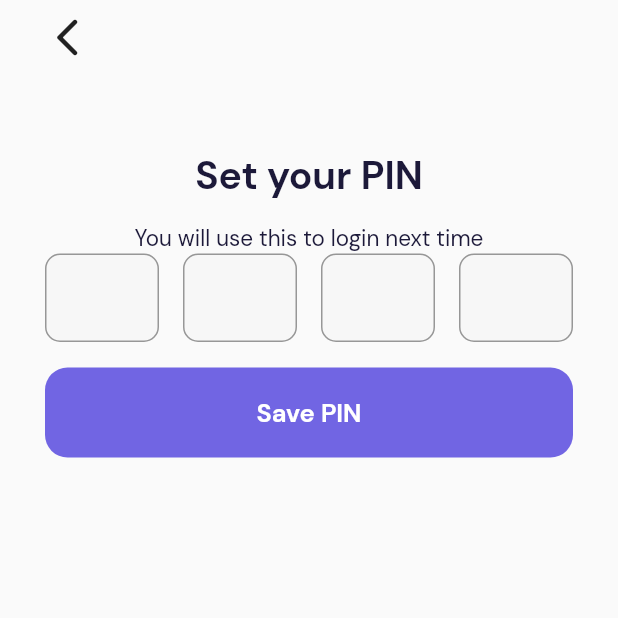
After one commit to Jud-e/bankee, a Flutter app: the Pin screen opened directly, on a phone screen of 412 x 824 dp, the top half of it. The commit adds this screen. Run offline on Flutter 3.47's test engine with Material 2 defaults, Android fonts, the phone set to English and light mode, and no system bars; our stand-ins replace country_picker, hexcolor.

Commit message:
pin.dart

```diff
--- a/lib/onboarding/fingerprint/touch_id.dart
+++ b/lib/onboarding/fingerprint/touch_id.dart
@@ -2,6 +2,7 @@ import 'package:bankee/constants/colors.dart';
 import 'package:bankee/constants/margins.dart';
 import 'package:bankee/constants/text_style.dart';
 import 'package:bankee/onboarding/authentication/sign_in.dart';
+import 'package:bankee/onboarding/otp/pin.dart';
 import 'package:bankee/resuable_widgets/custom_button.dart';
 import 'package:flutter/material.dart';
 
@@ -56,7 +57,14 @@ class Fingerprint extends StatelessWidget {
                         color: purple, text: "Activate Now", function: () {}),
                     yMargin(16),
                     CustomButton(
-                        color: darkgrey, text: "Skip this", function: () {})
+                        color: darkgrey,
+                        text: "Skip this",
+                        function: () {
+                          Navigator.pushReplacement(
+                              context,
+                              MaterialPageRoute(
+                                  builder: (context) => const Pin()));
+                        })
                   ],
                 ),
               )
--- /dev/null
+++ b/lib/onboarding/otp/pin.dart
@@ -0,0 +1,99 @@
+import 'package:bankee/constants/colors.dart';
+import 'package:bankee/constants/margins.dart';
+import 'package:bankee/constants/text_style.dart';
+import 'package:bankee/resuable_widgets/custom_button.dart';
+import 'package:bankee/resuable_widgets/otp_text_field.dart';
+import 'package:flutter/material.dart';
+
+import '../authentication/sign_in.dart';
+
+class Pin extends StatefulWidget {
+  const Pin({super.key});
+
+  @override
+  State<Pin> createState() => _PinState();
+}
+
+class _PinState extends State<Pin> {
+  List<String> currentPin = ["", "", "", ""];
+  TextEditingController pinOneController = TextEditingController();
+  TextEditingController pinTwoController = TextEditingController();
+  TextEditingController pinThreeController = TextEditingController();
+  TextEditingController pinFourController = TextEditingController();
+
+  @override
+  Widget build(BuildContext context) {
+    return Scaffold(
+      body: SingleChildScrollView(
+        child: SafeArea(
+          child: Padding(
+            padding: const EdgeInsets.symmetric(horizontal: 30),
+            child: Column(
+              children: [
+                yMargin(10),
+                Align(
+                  alignment: AlignmentDirectional.centerStart,
+                  child: GestureDetector(
+                    child: const Icon(
+                      Icons.arrow_back_ios_new_rounded,
+                      size: 30,
+                    ),
+                    onTap: () {
+                      Navigator.pushReplacement(
+                          context,
+                          MaterialPageRoute(
+                              builder: (context) => const SignIn()));
+                    },
+                  ),
+                ),
+                yMargin(60),
+                Text(
+                  "Set your PIN",
+                  style: authorizeTitle.copyWith(
+                      fontWeight: bold, color: darkblue),
+                ),
+                yMargin(15),
+                Text(
+                  "You will use this to login next time",
+                  style: h4.copyWith(fontWeight: regular, color: darkblue),
+                ),
+                Row(
+                  mainAxisAlignment: MainAxisAlignment.spaceBetween,
+                  children: [
+                    SizedBox(
+                      width: 76,
+                      height: 76,
+                      child: OTPTextField(
+                        controller: pinOneController,
+                      ),
+                    ),
+                    SizedBox(
+                      width: 76,
+                      height: 76,
+                      child: OTPTextField(
+                        controller: pinTwoController,
+                      ),
+                    ),
+                    SizedBox(
+                        width: 76,
+                        height: 76,
+                        child: OTPTextField(
+                          controller: pinThreeController,
+                        )),
+                    SizedBox(
+                        width: 76,
+                        height: 76,
+                        child: OTPTextField(
+                          controller: pinFourController,
+                        ))
+                  ],
+                ),
+                CustomButton(color: purple, text: "Save PIN", function: () {})
+              ],
+            ),
+          ),
+        ),
+      ),
+    );
+  }
+}
--- a/lib/resuable_widgets/otp_text_field.dart
+++ b/lib/resuable_widgets/otp_text_field.dart
@@ -6,8 +6,10 @@ import 'package:bankee/constants/text_style.dart';
 class OTPTextField extends StatefulWidget {
   const OTPTextField({
     super.key,
+    this.controller,
   });
 
+  final TextEditingController? controller;
   @override
   State<OTPTextField> createState() => _OTPTextFieldState();
 }
@@ -24,10 +26,11 @@ class _OTPTextFieldState extends State<OTPTextField> {
       onChanged: (value) {
         if (value.length == 1) {
           FocusScope.of(context).nextFocus();
-        } else if (value.length == 0) {
+        } else if (value.isEmpty) {
           FocusScope.of(context).previousFocus();
         }
       },
+      // controller: controller,
       focusNode: focusNode,
       keyboardType: TextInputType.number,
       textAlign: TextAlign.center,
@@ -37,7 +40,6 @@ class _OTPTextFieldState extends State<OTPTextField> {
       ],
       decoration: InputDecoration(
         filled: true,
-        // hintText: widget.hintText,
         hintStyle: h4.copyWith(fontWeight: regular),
         contentPadding: const EdgeInsets.all(20),
         fillColor: focusNode.hasFocus ? purple.withOpacity(0.33) : grey,
```
